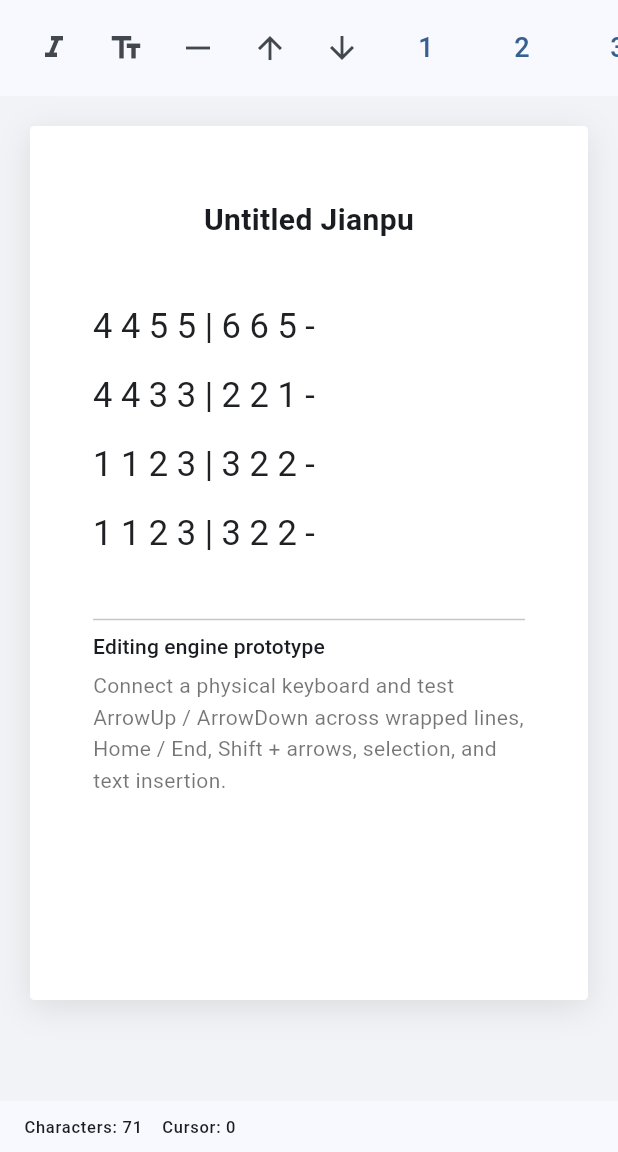
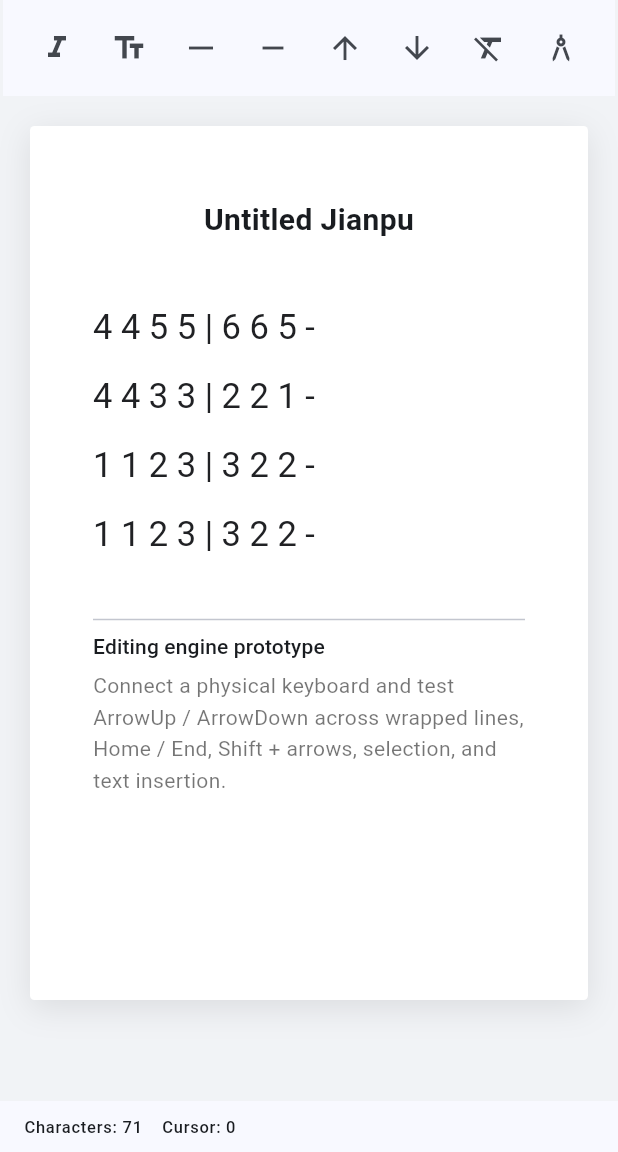
Before and after one commit to chengqing97/jp-typewriter, a Flutter app: the screen it shows after launch, on a phone screen of 412 x 824 dp, the part 84-1236 px from its top. Run offline on Flutter 3.47's test engine with Material 3 defaults, Android fonts, the phone set to English and light mode, and no system bars; our stand-ins replace google_fonts.

Commit message:
Add conditional formatting shortcuts, slur and toolbar controls

```diff
--- a/flutter_app/lib/editor/jianpu_editor_page.dart
+++ b/flutter_app/lib/editor/jianpu_editor_page.dart
@@ -1,5 +1,6 @@
 import 'package:flutter/material.dart';
 import 'package:flutter/services.dart';
+import 'package:google_fonts/google_fonts.dart';
 
 import '../models/jianpu_document.dart';
 import 'octave_dot_painter.dart';
@@ -210,6 +211,15 @@ class JianpuEditingController extends TextEditingController implements JianpuNot
   }
 }
 
+enum EditorFormatCommand {
+  octaveUp, octaveDown, beamUp, beamDown, superscript, italic, clear,
+}
+
+class EditorFormatIntent extends Intent {
+  const EditorFormatIntent(this.command);
+  final EditorFormatCommand command;
+}
+
 class JianpuEditorPage extends StatefulWidget {
   const JianpuEditorPage({super.key});
 
@@ -221,6 +231,7 @@ class _JianpuEditorPageState extends State<JianpuEditorPage> {
   late final JianpuEditingController _controller;
   late final FocusNode _focusNode;
   bool _showHelp = true;
+  int _slurSequence = 0;
 
   static const _sample = '4 4 5 5 | 6 6 5 -\n'
       '4 4 3 3 | 2 2 1 -\n'
@@ -232,25 +243,15 @@ class _JianpuEditorPageState extends State<JianpuEditorPage> {
     super.initState();
     _controller = JianpuEditingController(text: _sample);
     _focusNode = FocusNode(debugLabel: 'Jianpu editor');
+    _controller.addListener(_handleControllerChanged);
   }
 
   @override
   void dispose() {
+    _controller.removeListener(_handleControllerChanged);
     _controller.dispose();
     _focusNode.dispose();
     super.dispose();
-  }
-
-  void _insert(String value) {
-    final selection = _controller.selection;
-    final start = selection.isValid ? selection.start : _controller.text.length;
-    final end = selection.isValid ? selection.end : start;
-    final text = _controller.text.replaceRange(start, end, value);
-    _controller.value = TextEditingValue(
-      text: text,
-      selection: TextSelection.collapsed(offset: start + value.length),
-    );
-    _focusNode.requestFocus();
   }
 
   void _formatSelection(JianpuRun Function(JianpuRun) transform) {
@@ -260,9 +261,20 @@ class _JianpuEditorPageState extends State<JianpuEditorPage> {
     _focusNode.requestFocus();
   }
 
+  bool get _hasSelection =>
+      _controller.selection.isValid && !_controller.selection.isCollapsed;
+
+  void _handleControllerChanged() {
+    if (mounted) setState(() {});
+  }
+
   void _changeOctave(int amount) {
+    _formatSelection((run) => run.copyWith(octave: run.octave + amount));
+  }
+
+  void _changeBeam(int amount) {
     _formatSelection((run) => run.copyWith(
-          octave: (run.octave + amount).clamp(-2, 2).toInt(),
+          beam: (run.beam + amount).clamp(0, 16).toInt(),
         ));
   }
 
@@ -271,12 +283,37 @@ class _JianpuEditorPageState extends State<JianpuEditorPage> {
   }
 
   void _toggleSuperscript() {
-    _formatSelection(
-        (run) => run.copyWith(superscript: !run.superscript));
+    _formatSelection((run) => run.copyWith(superscript: !run.superscript));
   }
 
-  void _cycleBeam() {
-    _formatSelection((run) => run.copyWith(beam: (run.beam + 1) % 4));
+  void _toggleSlur() {
+    if (!_hasSelection) return;
+    final shouldClear = _selectedRuns().any((run) => run.slurId != null);
+    final id = 'slur-${++_slurSequence}';
+    _formatSelection((run) => shouldClear
+        ? run.copyWith(clearSlur: true)
+        : run.copyWith(slurId: id));
+  }
+
+  List<JianpuRun> _selectedRuns() {
+    final selection = _controller.selection;
+    var offset = 0;
+    return _controller.runs.where((run) {
+      final start = offset;
+      final end = start + run.text.length;
+      offset = end;
+      return end > selection.start && start < selection.end;
+    }).toList();
+  }
+
+  void _clearStyles() {
+    _formatSelection((run) => run.copyWith(
+          octave: 0,
+          beam: 0,
+          superscript: false,
+          italic: false,
+          clearSlur: true,
+        ));
   }
 
   void _selectAll() {
@@ -289,84 +326,109 @@ class _JianpuEditorPageState extends State<JianpuEditorPage> {
   @override
   Widget build(BuildContext context) {
     return Shortcuts(
-      shortcuts: const <ShortcutActivator, Intent>{
-        SingleActivator(LogicalKeyboardKey.escape): DismissIntent(),
-        SingleActivator(LogicalKeyboardKey.keyA, control: true):
-            SelectAllTextIntent(SelectionChangedCause.keyboard),
-        SingleActivator(LogicalKeyboardKey.keyA, meta: true):
-            SelectAllTextIntent(SelectionChangedCause.keyboard),
+      shortcuts: <ShortcutActivator, Intent>{
+        const SingleActivator(LogicalKeyboardKey.escape): DismissIntent(),
+        const SingleActivator(LogicalKeyboardKey.keyA, control: true):
+            const SelectAllTextIntent(SelectionChangedCause.keyboard),
+        const SingleActivator(LogicalKeyboardKey.keyA, meta: true):
+            const SelectAllTextIntent(SelectionChangedCause.keyboard),
 
-        // Word-wise navigation on Android/Windows/Linux keyboards.
+        SingleActivator(LogicalKeyboardKey.arrowUp, control: true):
+            _hasSelection
+                ? const EditorFormatIntent(EditorFormatCommand.octaveUp)
+                : const ExtendSelectionToLineBreakIntent(forward: false, collapseSelection: true),
+        SingleActivator(LogicalKeyboardKey.arrowDown, control: true):
+            _hasSelection
+                ? const EditorFormatIntent(EditorFormatCommand.octaveDown)
+                : const ExtendSelectionToLineBreakIntent(forward: true, collapseSelection: true),
         SingleActivator(LogicalKeyboardKey.arrowLeft, control: true):
-            ExtendSelectionToNextWordBoundaryIntent(
-          forward: false,
-          collapseSelection: true,
-        ),
+            _hasSelection
+                ? const EditorFormatIntent(EditorFormatCommand.beamUp)
+                : const ExtendSelectionToNextWordBoundaryIntent(forward: false, collapseSelection: true),
         SingleActivator(LogicalKeyboardKey.arrowRight, control: true):
-            ExtendSelectionToNextWordBoundaryIntent(
-          forward: true,
-          collapseSelection: true,
-        ),
-        SingleActivator(LogicalKeyboardKey.arrowLeft, control: true, shift: true):
-            ExtendSelectionToNextWordBoundaryIntent(
-          forward: false,
-          collapseSelection: false,
-        ),
-        SingleActivator(LogicalKeyboardKey.arrowRight, control: true, shift: true):
-            ExtendSelectionToNextWordBoundaryIntent(
-          forward: true,
-          collapseSelection: false,
-        ),
+            _hasSelection
+                ? const EditorFormatIntent(EditorFormatCommand.beamDown)
+                : const ExtendSelectionToNextWordBoundaryIntent(forward: true, collapseSelection: true),
 
-        // Ctrl + Up/Down moves to the beginning/end of the current line.
-        SingleActivator(LogicalKeyboardKey.arrowUp, control: true):
-            ExtendSelectionToLineBreakIntent(
-          forward: false,
-          collapseSelection: true,
-        ),
-        SingleActivator(LogicalKeyboardKey.arrowDown, control: true):
-            ExtendSelectionToLineBreakIntent(
-          forward: true,
-          collapseSelection: true,
-        ),
-        SingleActivator(LogicalKeyboardKey.arrowUp, control: true, shift: true):
-            ExtendSelectionToLineBreakIntent(
-          forward: false,
-          collapseSelection: false,
-        ),
-        SingleActivator(LogicalKeyboardKey.arrowDown, control: true, shift: true):
-            ExtendSelectionToLineBreakIntent(
-          forward: true,
-          collapseSelection: false,
-        ),
+        SingleActivator(LogicalKeyboardKey.arrowUp, meta: true):
+            _hasSelection
+                ? const EditorFormatIntent(EditorFormatCommand.octaveUp)
+                : const ExtendSelectionToLineBreakIntent(forward: false, collapseSelection: true),
+        SingleActivator(LogicalKeyboardKey.arrowDown, meta: true):
+            _hasSelection
+                ? const EditorFormatIntent(EditorFormatCommand.octaveDown)
+                : const ExtendSelectionToLineBreakIntent(forward: true, collapseSelection: true),
+        SingleActivator(LogicalKeyboardKey.arrowLeft, meta: true):
+            _hasSelection
+                ? const EditorFormatIntent(EditorFormatCommand.beamUp)
+                : const ExtendSelectionToNextWordBoundaryIntent(forward: false, collapseSelection: true),
+        SingleActivator(LogicalKeyboardKey.arrowRight, meta: true):
+            _hasSelection
+                ? const EditorFormatIntent(EditorFormatCommand.beamDown)
+                : const ExtendSelectionToNextWordBoundaryIntent(forward: true, collapseSelection: true),
 
-        // Option + Left/Right is the usual word-navigation shortcut on iPad.
-        SingleActivator(LogicalKeyboardKey.arrowLeft, alt: true):
-            ExtendSelectionToNextWordBoundaryIntent(
-          forward: false,
-          collapseSelection: true,
-        ),
-        SingleActivator(LogicalKeyboardKey.arrowRight, alt: true):
-            ExtendSelectionToNextWordBoundaryIntent(
-          forward: true,
-          collapseSelection: true,
-        ),
-        SingleActivator(LogicalKeyboardKey.arrowLeft, alt: true, shift: true):
-            ExtendSelectionToNextWordBoundaryIntent(
-          forward: false,
-          collapseSelection: false,
-        ),
-        SingleActivator(LogicalKeyboardKey.arrowRight, alt: true, shift: true):
-            ExtendSelectionToNextWordBoundaryIntent(
-          forward: true,
-          collapseSelection: false,
-        ),
+        if (_hasSelection) ...{
+          const SingleActivator(LogicalKeyboardKey.keyS, control: true):
+              const EditorFormatIntent(EditorFormatCommand.superscript),
+          const SingleActivator(LogicalKeyboardKey.keyI, control: true):
+              const EditorFormatIntent(EditorFormatCommand.italic),
+          const SingleActivator(LogicalKeyboardKey.keyD, control: true):
+              const EditorFormatIntent(EditorFormatCommand.clear),
+          const SingleActivator(LogicalKeyboardKey.keyS, meta: true):
+              const EditorFormatIntent(EditorFormatCommand.superscript),
+          const SingleActivator(LogicalKeyboardKey.keyI, meta: true):
+              const EditorFormatIntent(EditorFormatCommand.italic),
+          const SingleActivator(LogicalKeyboardKey.keyD, meta: true):
+              const EditorFormatIntent(EditorFormatCommand.clear),
+        },
+
+        const SingleActivator(LogicalKeyboardKey.arrowLeft, control: true, shift: true):
+            ExtendSelectionToNextWordBoundaryIntent(forward: false, collapseSelection: false),
+        const SingleActivator(LogicalKeyboardKey.arrowRight, control: true, shift: true):
+            ExtendSelectionToNextWordBoundaryIntent(forward: true, collapseSelection: false),
+        const SingleActivator(LogicalKeyboardKey.arrowUp, control: true, shift: true):
+            ExtendSelectionToLineBreakIntent(forward: false, collapseSelection: false),
+        const SingleActivator(LogicalKeyboardKey.arrowDown, control: true, shift: true):
+            ExtendSelectionToLineBreakIntent(forward: true, collapseSelection: false),
+        const SingleActivator(LogicalKeyboardKey.arrowLeft, alt: true):
+            ExtendSelectionToNextWordBoundaryIntent(forward: false, collapseSelection: true),
+        const SingleActivator(LogicalKeyboardKey.arrowRight, alt: true):
+            ExtendSelectionToNextWordBoundaryIntent(forward: true, collapseSelection: true),
+        const SingleActivator(LogicalKeyboardKey.arrowLeft, alt: true, shift: true):
+            ExtendSelectionToNextWordBoundaryIntent(forward: false, collapseSelection: false),
+        const SingleActivator(LogicalKeyboardKey.arrowRight, alt: true, shift: true):
+            ExtendSelectionToNextWordBoundaryIntent(forward: true, collapseSelection: false),
       },
       child: Actions(
         actions: <Type, Action<Intent>>{
           SelectAllTextIntent: CallbackAction<SelectAllTextIntent>(
             onInvoke: (_) {
-              _selectAll();
+              if (_hasSelection) {
+                _toggleSlur();
+              } else {
+                _selectAll();
+              }
+              return null;
+            },
+          ),
+          EditorFormatIntent: CallbackAction<EditorFormatIntent>(
+            onInvoke: (intent) {
+              switch (intent.command) {
+                case EditorFormatCommand.octaveUp:
+                  _changeOctave(1);
+                case EditorFormatCommand.octaveDown:
+                  _changeOctave(-1);
+                case EditorFormatCommand.beamUp:
+                  _changeBeam(1);
+                case EditorFormatCommand.beamDown:
+                  _changeBeam(-1);
+                case EditorFormatCommand.superscript:
+                  _toggleSuperscript();
+                case EditorFormatCommand.italic:
+                  _toggleItalic();
+                case EditorFormatCommand.clear:
+                  _clearStyles();
+              }
               return null;
             },
           ),
@@ -425,14 +487,19 @@ class _JianpuEditorPageState extends State<JianpuEditorPage> {
                                   ),
                                 ),
                                 const SizedBox(height: 28),
-                                CustomPaint(
+                                Theme(
+                                  data: Theme.of(context).copyWith(
+                                    textSelectionTheme: const TextSelectionThemeData(
+                                      selectionHandleColor: Color(0xFF315E9E),
+                                    ),
+                                  ),
+                                  child: CustomPaint(
                                   foregroundPainter: OctaveDotPainter(
                                     controller: _controller,
-                                    baseStyle: const TextStyle(
-                                      fontFamily: 'monospace',
+                                    baseStyle: GoogleFonts.lxgwWenKaiMonoTc(
                                       fontSize: 23,
                                       height: 2.0,
-                                      color: Color(0xFF202124),
+                                      color: const Color(0xFF202124),
                                     ),
                                     textDirection: Directionality.of(context),
                                     textScaler: MediaQuery.textScalerOf(context),
@@ -440,11 +507,10 @@ class _JianpuEditorPageState extends State<JianpuEditorPage> {
                                   child: EditableText(
                                   controller: _controller,
                                   focusNode: _focusNode,
-                                  style: const TextStyle(
-                                    fontFamily: 'monospace',
+                                  style: GoogleFonts.lxgwWenKaiMonoTc(
                                     fontSize: 23,
                                     height: 2.0,
-                                    color: Color(0xFF202124),
+                                    color: const Color(0xFF202124),
                                   ),
                                   cursorColor: const Color(0xFF315E9E),
                                   backgroundCursorColor: Colors.grey,
@@ -458,9 +524,11 @@ class _JianpuEditorPageState extends State<JianpuEditorPage> {
                                   enableSuggestions: false,
                                   selectionControls:
                                       materialTextSelectionControls,
+                                  enableInteractiveSelection: true,
                                   textCapitalization:
                                       TextCapitalization.none,
                                   onChanged: (_) => setState(() {}),
+                                  ),
                                   ),
                                 ),
                                 if (_showHelp) ...[
@@ -509,20 +577,16 @@ class _JianpuEditorPageState extends State<JianpuEditorPage> {
         padding: const EdgeInsets.symmetric(horizontal: 12, vertical: 8),
         child: Row(
           children: [
-            _tool(Icons.format_italic, 'Toggle italic on selection', _toggleItalic),
-            _tool(Icons.text_fields, 'Toggle superscript on selection', _toggleSuperscript),
-            _tool(Icons.horizontal_rule, 'Cycle beam level on selection', _cycleBeam),
-            _tool(Icons.arrow_upward, 'Raise octave on selection', () => _changeOctave(1)),
-            _tool(Icons.arrow_downward, 'Lower octave on selection', () => _changeOctave(-1)),
-            for (final digit in ['1', '2', '3', '4', '5', '6', '7'])
-              TextButton(
-                onPressed: () => _insert(digit),
-                child: Text(digit, style: const TextStyle(fontSize: 18)),
-              ),
-            _tool(Icons.space_bar, 'Insert space', () => _insert(' ')),
-            _tool(Icons.keyboard_return, 'New line', () => _insert('\n')),
-            _tool(Icons.select_all, 'Select all', _selectAll),
+            _tool(Icons.format_italic, 'Toggle italic (Ctrl/Cmd+I)', _toggleItalic),
+            _tool(Icons.text_fields, 'Toggle superscript (Ctrl/Cmd+S)', _toggleSuperscript),
+            _tool(Icons.horizontal_rule, 'Increase beam (Ctrl/Cmd+Left)', () => _changeBeam(1)),
+            _tool(Icons.remove, 'Decrease beam (Ctrl/Cmd+Right)', () => _changeBeam(-1)),
+            _tool(Icons.arrow_upward, 'Raise octave (Ctrl/Cmd+Up)', () => _changeOctave(1)),
+            _tool(Icons.arrow_downward, 'Lower octave (Ctrl/Cmd+Down)', () => _changeOctave(-1)),
+            _tool(Icons.format_clear, 'Clear formatting (Ctrl/Cmd+D)', _clearStyles),
+            _tool(Icons.architecture, 'Toggle slur (Ctrl/Cmd+A)', _toggleSlur),
           ],
+
         ),
       ),
     );
```
